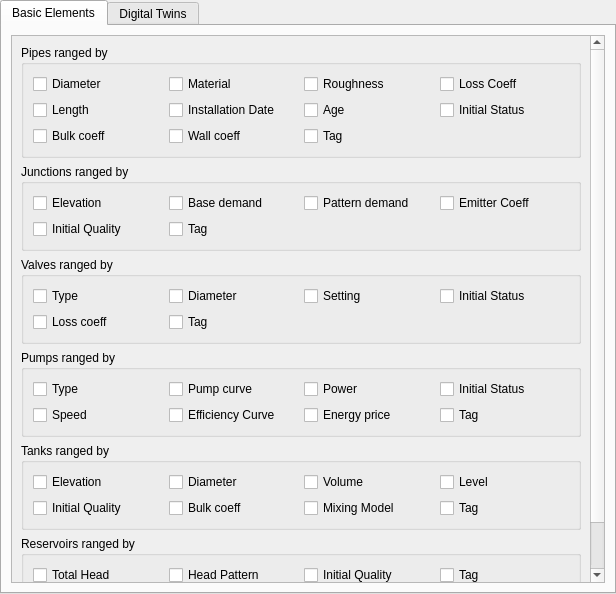
Above: ui/queries/qgisred_thematicmaps_dialog.ui from qgisred/QGISRed before the change. Below: the same form after it.
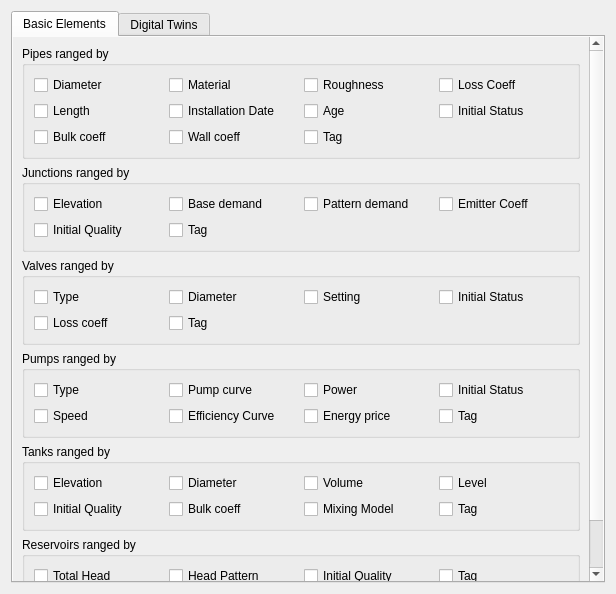
That is the form after the change.

Commit message: Thematic: Avoid white borders in dialog

Patch:
```diff
--- a/ui/queries/qgisred_thematicmaps_dialog.ui
+++ b/ui/queries/qgisred_thematicmaps_dialog.ui
@@ -20,21 +20,6 @@
    <string>Thematic Maps</string>
   </property>
   <layout class="QHBoxLayout" name="horizontalLayout_2">
-   <property name="spacing">
-    <number>0</number>
-   </property>
-   <property name="leftMargin">
-    <number>0</number>
-   </property>
-   <property name="topMargin">
-    <number>0</number>
-   </property>
-   <property name="rightMargin">
-    <number>0</number>
-   </property>
-   <property name="bottomMargin">
-    <number>0</number>
-   </property>
    <item>
     <widget class="QTabWidget" name="tabWidget">
      <property name="currentIndex">
@@ -51,6 +36,18 @@
        <string>Basic Elements</string>
       </attribute>
       <layout class="QVBoxLayout" name="verticalLayout">
+       <property name="leftMargin">
+        <number>0</number>
+       </property>
+       <property name="topMargin">
+        <number>0</number>
+       </property>
+       <property name="rightMargin">
+        <number>0</number>
+       </property>
+       <property name="bottomMargin">
+        <number>0</number>
+       </property>
        <item>
         <widget class="QScrollArea" name="scrollArea">
          <property name="sizePolicy">
@@ -59,6 +56,9 @@
            <verstretch>0</verstretch>
           </sizepolicy>
          </property>
+         <property name="frameShape">
+          <enum>QFrame::NoFrame</enum>
+         </property>
          <property name="sizeAdjustPolicy">
           <enum>QAbstractScrollArea::AdjustToContents</enum>
          </property>
```
Left out of the diff: 15 changed lines with no effect on the pictures.
